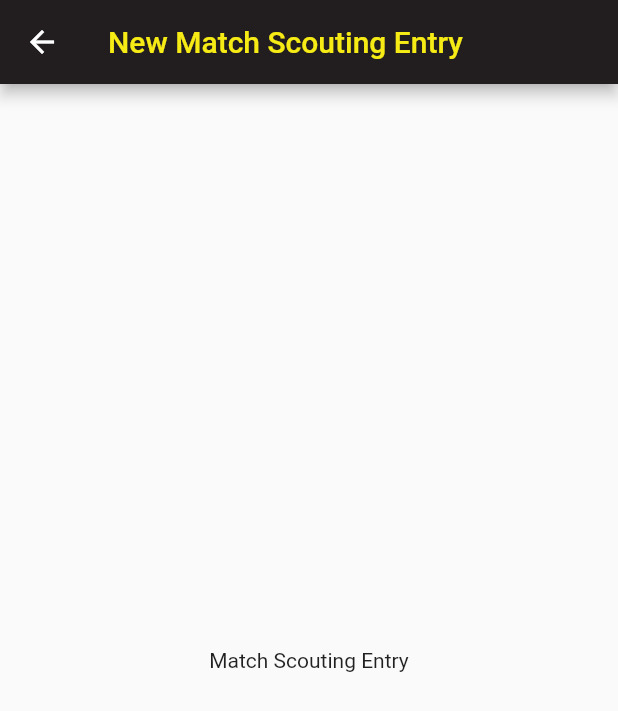
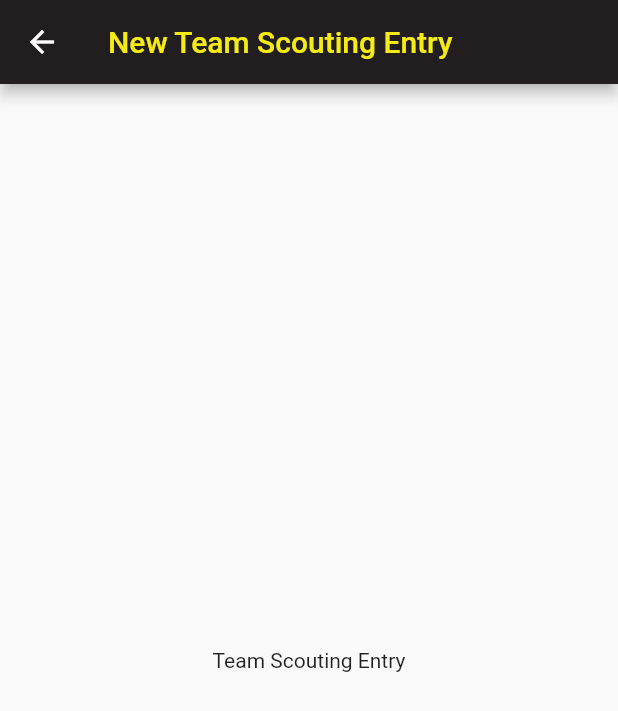
Before and after one commit to samp42/TechScout2023, a Flutter app: the screen it shows after launch, item 3 of the bottom bar chosen, after a tap on the "add" icon, on a phone screen of 412 x 824 dp. Shown: the top 711 px of the screen. Run offline on Flutter 3.47's test engine with Material 2 defaults, Android fonts, the phone set to English and light mode, and no system bars.

Commit message:
team scouting views

```diff
--- a/Scout/lib/main.dart
+++ b/Scout/lib/main.dart
@@ -6,6 +6,8 @@ import 'package:scout/views/pit_scouting/pit_scouting_list.dart';
 import 'package:scout/views/practice_field_scouting/practice_field_scouting_entry.dart';
 import 'package:scout/views/practice_field_scouting/practice_field_scouting_list.dart';
 import 'package:scout/theme.dart';
+import 'package:scout/views/team_scouting/team_scouting_list.dart';
+import 'package:scout/views/team_scouting/team_scouting_entry.dart';
 
 void main() {
   runApp(const MyApp());
@@ -42,18 +44,20 @@ class _MyHomePageState extends State<MyHomePage> {
   void _navigate() {
     Navigator.push(
         context,
-        _pageIndex == 0
-            ? MaterialPageRoute(builder: (context) => const PitScoutingEntry())
-            : (_pageIndex == 1
-                ? MaterialPageRoute(
-                    builder: (context) => const PracticeFieldScoutingEntry())
-                : MaterialPageRoute(
-                    builder: (context) => const MatchScoutingEntry())));
+        MaterialPageRoute(
+            builder: (context) => _pageIndex == 0
+                ? const PitScoutingEntry()
+                : _pageIndex == 1
+                    ? const PracticeFieldScoutingEntry()
+                    : _pageIndex == 2
+                        ? const TeamScoutingEntry()
+                        : const MatchScoutingEntry()));
   }
 
   final List<Widget> _tabs = const [
     PitScoutingList(),
     PracticeFieldScoutingList(),
+    TeamScoutingList(),
     MatchScoutingList()
   ];
 
@@ -75,19 +79,26 @@ class _MyHomePageState extends State<MyHomePage> {
         items: const <BottomNavigationBarItem>[
           BottomNavigationBarItem(
             icon: Icon(Icons.people_alt_rounded),
-            label: 'Pit Scouting',
+            label: 'Pit',
           ),
           BottomNavigationBarItem(
             icon: Icon(Icons.bar_chart_rounded),
-            label: 'Practice Scouting',
+            label: 'Practice',
+          ),
+          BottomNavigationBarItem(
+            icon: Icon(Icons.assignment_ind_rounded),
+            label: 'Team',
           ),
           BottomNavigationBarItem(
             icon: Icon(Icons.library_books_rounded),
-            label: 'Match Scouting',
+            label: 'Match',
           ),
         ],
         currentIndex: _pageIndex,
         selectedItemColor: blackT4K,
+        unselectedItemColor: Colors.black38,
+        unselectedLabelStyle: const TextStyle(color: Colors.black38),
+        showUnselectedLabels: true,
         onTap: (int index) {
           setState(() {
             _pageIndex = index;
--- /dev/null
+++ b/Scout/lib/views/team_scouting/team_scouting_entry.dart
@@ -0,0 +1,21 @@
+import 'package:flutter/material.dart';
+import 'package:scout/theme.dart';
+
+class TeamScoutingEntry extends StatelessWidget {
+  const TeamScoutingEntry({Key? key}) : super(key: key);
+
+  @override
+  Widget build(BuildContext context) {
+    return Scaffold(
+      appBar: AppBar(
+        title: const Text(
+          'New Team Scouting Entry',
+          style: TextStyle(color: yellowT4K),
+        ),
+      ),
+      body: const Center(
+        child: Text('Team Scouting Entry'),
+      ),
+    );
+  }
+}
--- /dev/null
+++ b/Scout/lib/views/team_scouting/team_scouting_list.dart
@@ -0,0 +1,14 @@
+import 'package:flutter/material.dart';
+
+class TeamScoutingList extends StatelessWidget {
+  const TeamScoutingList({Key? key}) : super(key: key);
+
+  @override
+  Widget build(BuildContext context) {
+    return const Scaffold(
+      body: Center(
+        child: Text('Team Scouting List'),
+      ),
+    );
+  }
+}
```
